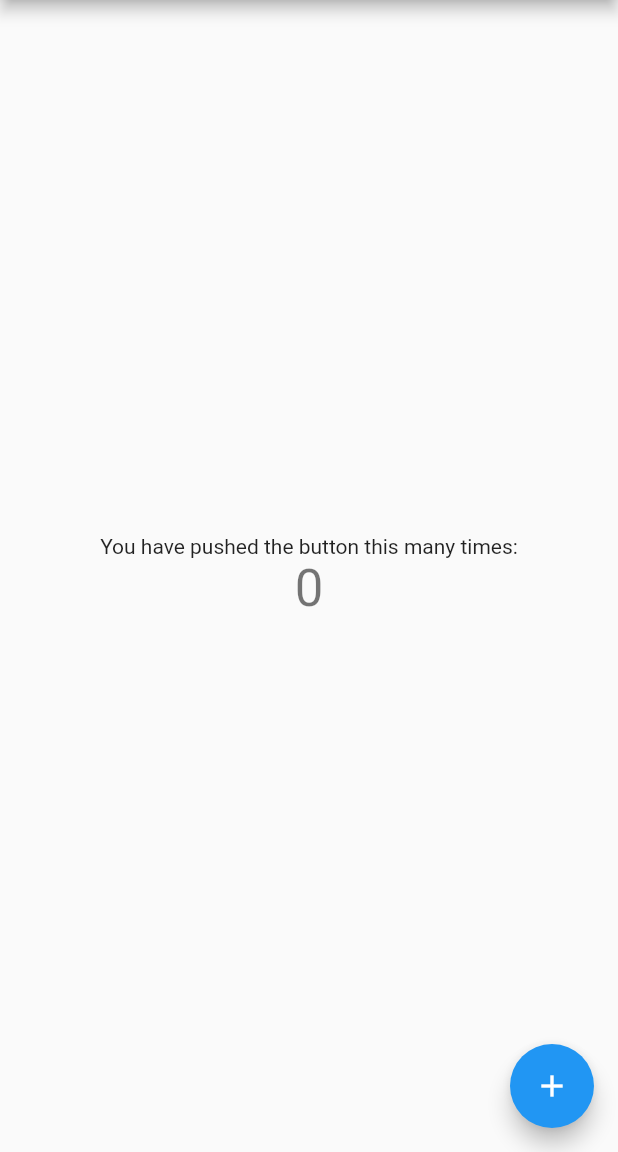
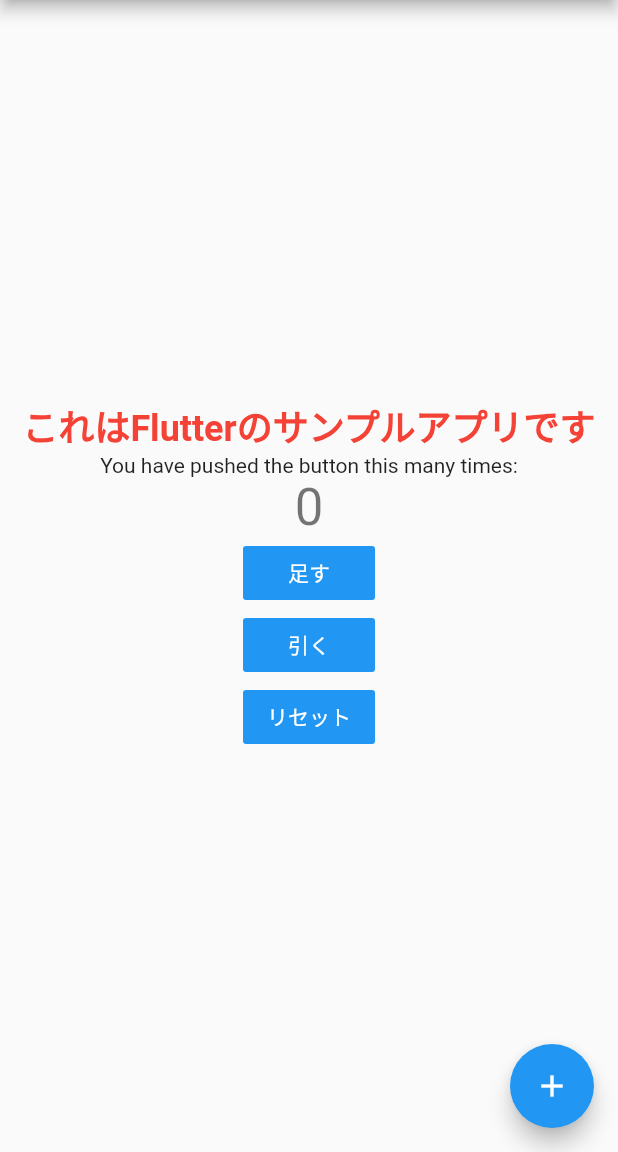
Before and after one commit to KanDai/flutter_sample, a Flutter app: the screen it shows after launch, on a phone screen of 412 x 824 dp, the part 84-1236 px from its top. Run offline on Flutter 3.47's test engine with Material 2 defaults, Android fonts, the phone set to English and light mode, and no system bars.

Commit message:
サンプルカウンターの処理追加

```diff
--- a/lib/main.dart
+++ b/lib/main.dart
@@ -3,21 +3,11 @@ import 'package:flutter/material.dart';
 void main() => runApp(MyApp());
 
 class MyApp extends StatelessWidget {
-  // This widget is the root of your application.
   @override
   Widget build(BuildContext context) {
     return MaterialApp(
       title: 'Flutter Demo',
       theme: ThemeData(
-        // This is the theme of your application.
-        //
-        // Try running your application with "flutter run". You'll see the
-        // application has a blue toolbar. Then, without quitting the app, try
-        // changing the primarySwatch below to Colors.green and then invoke
-        // "hot reload" (press "r" in the console where you ran "flutter run",
-        // or simply save your changes to "hot reload" in a Flutter IDE).
-        // Notice that the counter didn't reset back to zero; the application
-        // is not restarted.
         primarySwatch: Colors.blue,
       ),
       home: MyHomePage(title: 'Flutter Demo Home Page'),
@@ -27,15 +17,6 @@ class MyApp extends StatelessWidget {
 
 class MyHomePage extends StatefulWidget {
   MyHomePage({Key key, this.title}) : super(key: key);
-
-  // This widget is the home page of your application. It is stateful, meaning
-  // that it has a State object (defined below) that contains fields that affect
-  // how it looks.
-
-  // This class is the configuration for the state. It holds the values (in this
-  // case the title) provided by the parent (in this case the App widget) and
-  // used by the build method of the State. Fields in a Widget subclass are
-  // always marked "final".
 
   final String title;
 
@@ -48,49 +29,43 @@ class _MyHomePageState extends State<MyHomePage> {
 
   void _incrementCounter() {
     setState(() {
-      // This call to setState tells the Flutter framework that something has
-      // changed in this State, which causes it to rerun the build method below
-      // so that the display can reflect the updated values. If we changed
-      // _counter without calling setState(), then the build method would not be
-      // called again, and so nothing would appear to happen.
       _counter++;
+    });
+  }
+
+  void _decrementCounter() {
+    setState(() {
+      _counter--;
+    });
+  }
+
+  void _resetCounter() {
+    setState(() {
+      _counter = 0;
     });
   }
 
   @override
   Widget build(BuildContext context) {
-    // This method is rerun every time setState is called, for instance as done
-    // by the _incrementCounter method above.
-    //
-    // The Flutter framework has been optimized to make rerunning build methods
-    // fast, so that you can just rebuild anything that needs updating rather
-    // than having to individually change instances of widgets.
+
+    var largeText = TextStyle(
+        fontSize: 24,
+        fontWeight: FontWeight.bold,
+        color: Colors.red
+    );
+
     return Scaffold(
       appBar: AppBar(
-        // Here we take the value from the MyHomePage object that was created by
-        // the App.build method, and use it to set our appbar title.
         title: Text(widget.title),
       ),
       body: Center(
-        // Center is a layout widget. It takes a single child and positions it
-        // in the middle of the parent.
         child: Column(
-          // Column is also a layout widget. It takes a list of children and
-          // arranges them vertically. By default, it sizes itself to fit its
-          // children horizontally, and tries to be as tall as its parent.
-          //
-          // Invoke "debug painting" (press "p" in the console, choose the
-          // "Toggle Debug Paint" action from the Flutter Inspector in Android
-          // Studio, or the "Toggle Debug Paint" command in Visual Studio Code)
-          // to see the wireframe for each widget.
-          //
-          // Column has various properties to control how it sizes itself and
-          // how it positions its children. Here we use mainAxisAlignment to
-          // center the children vertically; the main axis here is the vertical
-          // axis because Columns are vertical (the cross axis would be
-          // horizontal).
           mainAxisAlignment: MainAxisAlignment.center,
           children: <Widget>[
+            Text(
+              'これはFlutterのサンプルアプリです',
+              style: largeText
+            ),
             Text(
               'You have pushed the button this many times:',
             ),
@@ -98,6 +73,36 @@ class _MyHomePageState extends State<MyHomePage> {
               '$_counter',
               style: Theme.of(context).textTheme.display1,
             ),
+            FlatButton(
+                onPressed: _incrementCounter,
+                color: Colors.blue,
+                child: Text(
+                  '足す',
+                  style: TextStyle(
+                    color: Colors.white
+                  )
+                )
+            ),
+            FlatButton(
+                onPressed: _decrementCounter,
+                color: Colors.blue,
+                child: Text(
+                  '引く',
+                  style: TextStyle(
+                      color: Colors.white
+                  )
+                )
+            ),
+            FlatButton(
+                onPressed: _resetCounter,
+                color: Colors.blue,
+                child: Text(
+                  'リセット',
+                  style: TextStyle(
+                      color: Colors.white
+                  )
+                )
+            )
           ],
         ),
       ),
```
